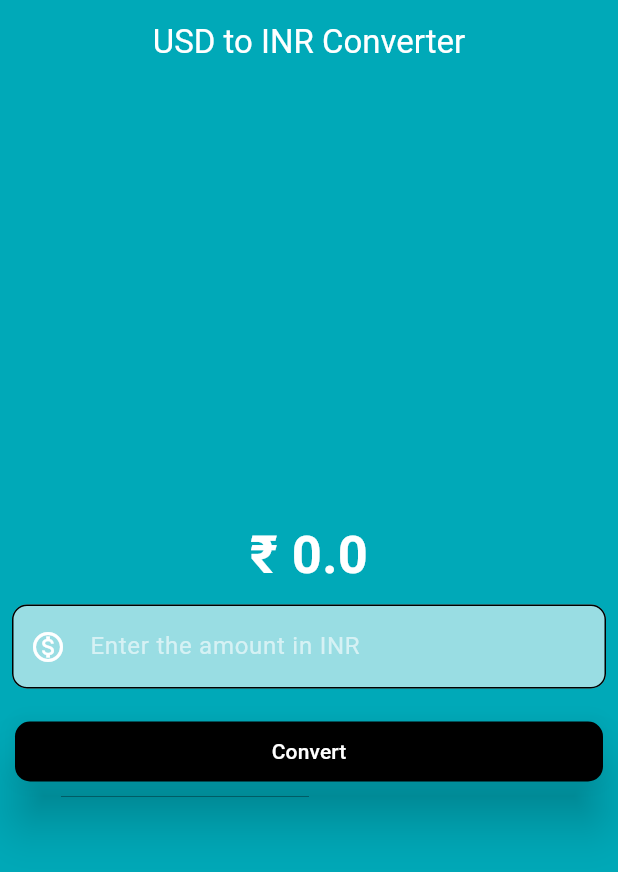
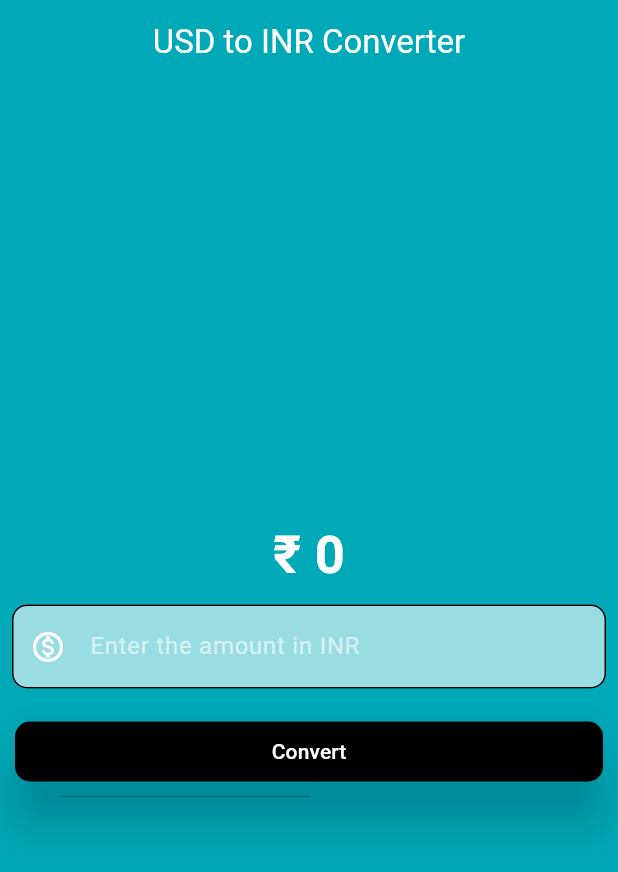
Before and after one commit to tejasprasadd/Currency-Converter, a Flutter app: the screen it shows after launch, on a phone screen of 412 x 824 dp. Shown: the top 872 px of the screen. Run offline on Flutter 3.47's test engine with Material 3 defaults, Android fonts, the phone set to English and light mode, and no system bars.

```diff
--- a/lib/currency_converter_material_page.dart
+++ b/lib/currency_converter_material_page.dart
@@ -40,7 +40,7 @@ class _CurrencyConverterMaterialPageState extends State<CurrencyConverterMateria
           mainAxisAlignment: MainAxisAlignment.center,
           children: [
             Text(
-              '₹ $result',
+              '₹ ${result!=0 ?  result.toStringAsFixed(3) : result.toStringAsFixed(0)}',
               style: const TextStyle(
                 fontSize: 35,
                 fontWeight: FontWeight.bold,
```
